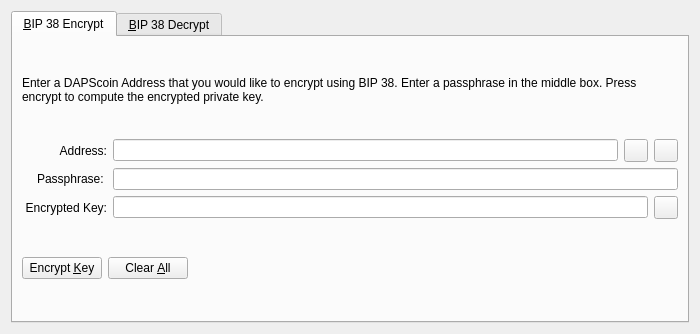
pedrorv0106/DAPS, file src/qt/forms/bip38tooldialog.ui: the form before one commit.
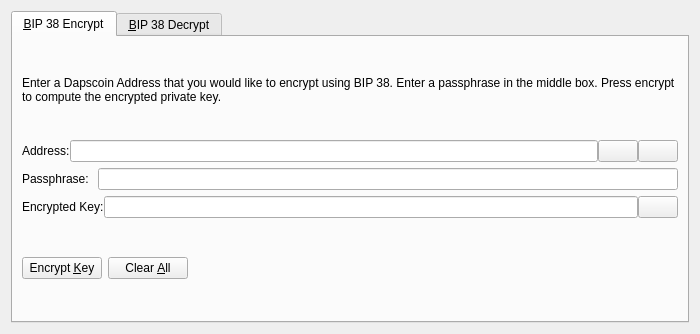
The form after the commit. The open tabs and pages were chosen to show the change. Icons and pictures are not drawn. Custom widgets are drawn as their Qt base class.

Commit message: DAPS-54 Change name and short name of the PIVX coin to DAPScoin | DAPS

The edit to the form file:
```diff
--- a/src/qt/forms/bip38tooldialog.ui
+++ b/src/qt/forms/bip38tooldialog.ui
@@ -30,7 +30,7 @@
        <item>
         <widget class="QLabel" name="infoLabel_ENC">
          <property name="text">
-          <string>Enter a DAPScoin Address that you would like to encrypt using BIP 38. Enter a passphrase in the middle box. Press encrypt to compute the encrypted private key.</string>
+          <string>Enter a Dapscoin Address that you would like to encrypt using BIP 38. Enter a passphrase in the middle box. Press encrypt to compute the encrypted private key.</string>
          </property>
          <property name="textFormat">
           <enum>Qt::PlainText</enum>
@@ -42,17 +42,11 @@
        </item>
        <item>
         <layout class="QHBoxLayout" name="horizontalLayout_1_ENC">
+         <property name="spacing">
+          <number>0</number>
+         </property>
          <item>
           <widget class="QLabel" name="label_5">
-           <property name="alignment">
-            <set>Qt::AlignRight|Qt::AlignTrailing|Qt::AlignVCenter</set>
-           </property>
-           <property name="minimumSize">
-            <size>
-             <width>85</width>
-             <height>0</height>
-            </size>
-           </property>
            <property name="text">
             <string>Address:</string>
            </property>
@@ -66,7 +60,7 @@
           </widget>
          </item>
          <item>
-          <widget class="QToolButton" name="addressBookButton_ENC">
+          <widget class="QPushButton" name="addressBookButton_ENC">
            <property name="toolTip">
             <string>Choose previously used address</string>
            </property>
@@ -80,10 +74,13 @@
            <property name="shortcut">
             <string>Alt+A</string>
            </property>
+           <property name="autoDefault">
+            <bool>false</bool>
+           </property>
           </widget>
          </item>
          <item>
-          <widget class="QToolButton" name="pasteButton_ENC">
+          <widget class="QPushButton" name="pasteButton_ENC">
            <property name="toolTip">
             <string>Paste address from clipboard</string>
            </property>
@@ -97,6 +94,9 @@
            <property name="shortcut">
             <string>Alt+P</string>
            </property>
+           <property name="autoDefault">
+            <bool>false</bool>
+           </property>
           </widget>
          </item>
         </layout>
@@ -105,15 +105,6 @@
         <layout class="QHBoxLayout" name="horizontalLayout_5">
          <item>
           <widget class="QLabel" name="label_6">
-           <property name="alignment">
-            <set>Qt::AlignRight|Qt::AlignTrailing|Qt::AlignVCenter</set>
-           </property>
-           <property name="minimumSize">
-            <size>
-             <width>85</width>
-             <height>0</height>
-            </size>
-           </property>
            <property name="text">
             <string>Passphrase: </string>
            </property>
@@ -130,17 +121,11 @@
        </item>
        <item>
         <layout class="QHBoxLayout" name="horizontalLayout_2_ENC">
+         <property name="spacing">
+          <number>0</number>
+         </property>
          <item>
           <widget class="QLabel" name="encryptedKeyLabel_ENC">
-           <property name="alignment">
-            <set>Qt::AlignRight|Qt::AlignTrailing|Qt::AlignVCenter</set>
-           </property>
-           <property name="minimumSize">
-            <size>
-             <width>85</width>
-             <height>0</height>
-            </size>
-           </property>
            <property name="text">
             <string>Encrypted Key:</string>
            </property>
@@ -162,7 +147,7 @@
           </widget>
          </item>
          <item>
-          <widget class="QToolButton" name="copyKeyButton_ENC">
+          <widget class="QPushButton" name="copyKeyButton_ENC">
            <property name="toolTip">
             <string>Copy the current signature to the system clipboard</string>
            </property>
@@ -173,6 +158,9 @@
             <iconset resource="../dapscoin.qrc">
              <normaloff>:/icons/editcopy</normaloff>:/icons/editcopy</iconset>
            </property>
+           <property name="autoDefault">
+            <bool>false</bool>
+           </property>
           </widget>
          </item>
         </layout>
```
Left out of the diff: 50 changed lines with no effect on the pictures. The commit also changes 671 other files.
